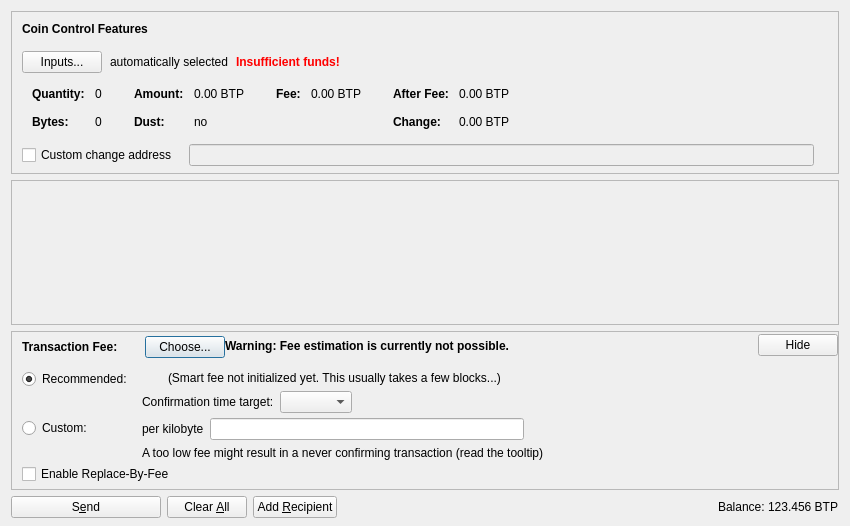
This is src/qt/forms/sendcoinsdialog.ui in CryptoDev777/litecoin-pos as Qt 5 draws it before an edit. The edited form follows.
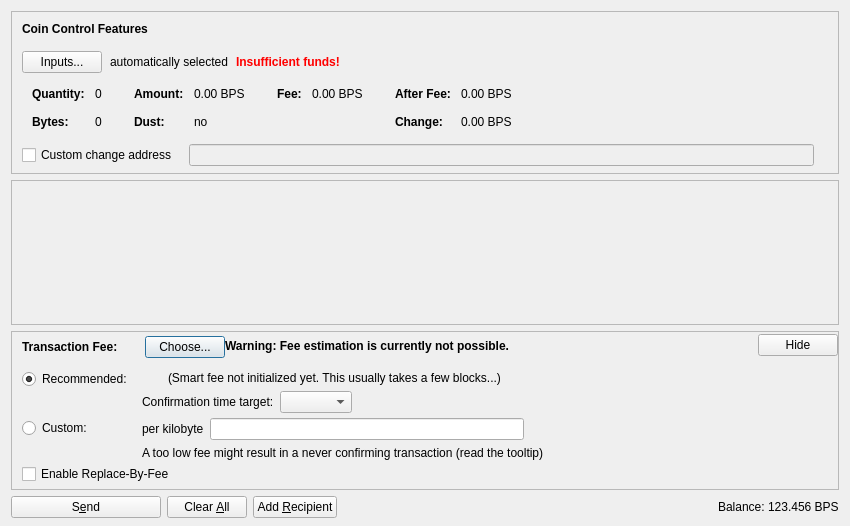
This is the edited form. Icons and pictures are not drawn. Custom widgets are drawn as their Qt base class.

```diff
--- a/src/qt/forms/sendcoinsdialog.ui
+++ b/src/qt/forms/sendcoinsdialog.ui
@@ -324,7 +324,7 @@
                   <enum>Qt::ActionsContextMenu</enum>
                  </property>
                  <property name="text">
-                  <string notr="true">0.00 BTP</string>
+                  <string notr="true">0.00 BPS</string>
                  </property>
                  <property name="textInteractionFlags">
                   <set>Qt::LinksAccessibleByMouse|Qt::TextSelectableByKeyboard|Qt::TextSelectableByMouse</set>
@@ -404,7 +404,7 @@
                   <enum>Qt::ActionsContextMenu</enum>
                  </property>
                  <property name="text">
-                  <string notr="true">0.00 BTP</string>
+                  <string notr="true">0.00 BPS</string>
                  </property>
                  <property name="textInteractionFlags">
                   <set>Qt::LinksAccessibleByMouse|Qt::TextSelectableByKeyboard|Qt::TextSelectableByMouse</set>
@@ -455,7 +455,7 @@
                   <enum>Qt::ActionsContextMenu</enum>
                  </property>
                  <property name="text">
-                  <string notr="true">0.00 BTP</string>
+                  <string notr="true">0.00 BPS</string>
                  </property>
                  <property name="textInteractionFlags">
                   <set>Qt::LinksAccessibleByMouse|Qt::TextSelectableByKeyboard|Qt::TextSelectableByMouse</set>
@@ -484,7 +484,7 @@
                   <enum>Qt::ActionsContextMenu</enum>
                  </property>
                  <property name="text">
-                  <string notr="true">0.00 BTP</string>
+                  <string notr="true">0.00 BPS</string>
                  </property>
                  <property name="textInteractionFlags">
                   <set>Qt::LinksAccessibleByMouse|Qt::TextSelectableByKeyboard|Qt::TextSelectableByMouse</set>
@@ -1214,7 +1214,7 @@
           <cursorShape>IBeamCursor</cursorShape>
          </property>
          <property name="text">
-          <string notr="true">123.456 BTP</string>
+          <string notr="true">123.456 BPS</string>
          </property>
          <property name="textInteractionFlags">
           <set>Qt::LinksAccessibleByMouse|Qt::TextSelectableByKeyboard|Qt::TextSelectableByMouse</set>
```
